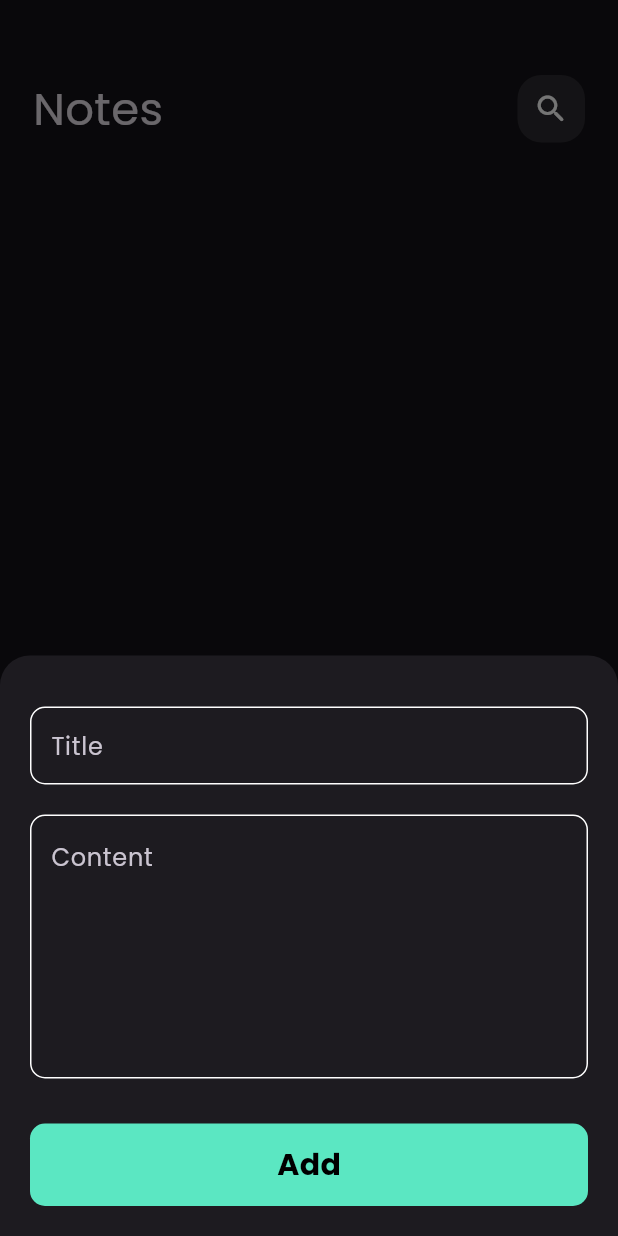
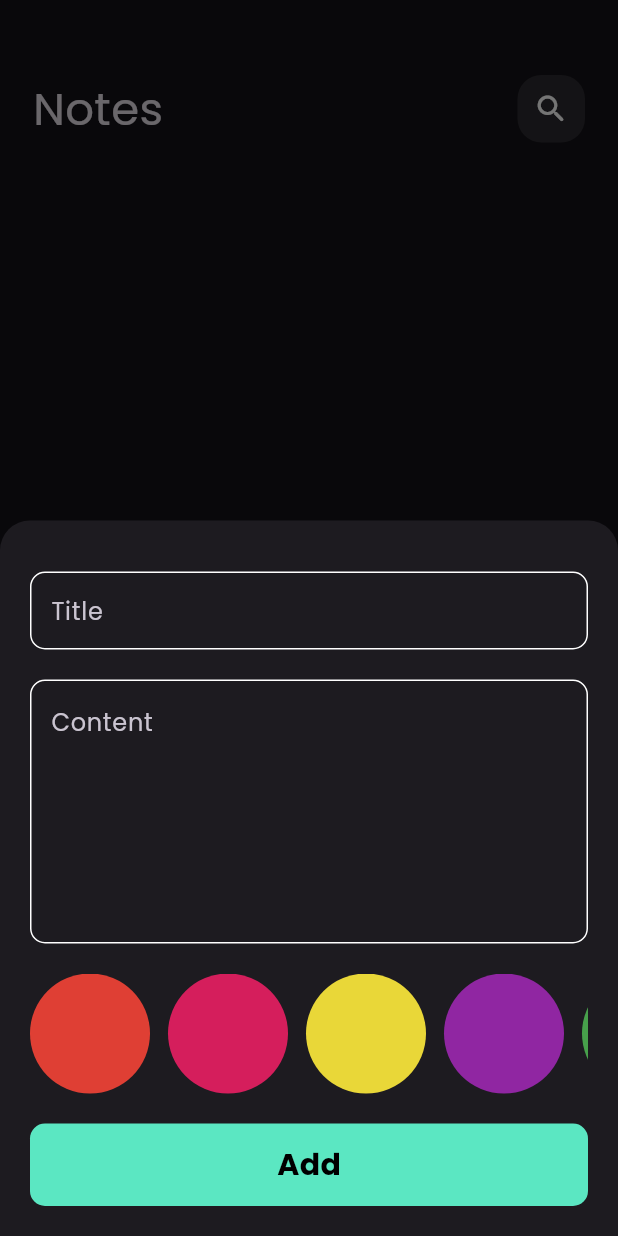
Before and after one commit to HazemAhmed677/notes-app, a Flutter app: the screen it shows after launch, after a tap on the "add" icon, on a phone screen of 412 x 824 dp. Run offline on Flutter 3.47's test engine with Material 3 defaults, Android fonts, the phone set to English and light mode, and no system bars; our stand-ins replace flutter_bloc, font_awesome_flutter, hive, hive_flutter; accounts and stored records are empty.

Commit message:
add colors list to bottom sheet

```diff
--- a/lib/main.dart
+++ b/lib/main.dart
@@ -3,7 +3,6 @@ import 'package:flutter_bloc/flutter_bloc.dart';
 import 'package:hive_flutter/adapters.dart';
 import 'package:hive_flutter/hive_flutter.dart';
 import 'package:notes_app/constants.dart';
-import 'package:notes_app/cubits/add_note_cubit/add_note_cubit.dart';
 import 'package:notes_app/cubits/notes_cubit/notes_cubit.dart';
 import 'package:notes_app/models/note_model.dart';
 import 'package:notes_app/simple_bloc_observer.dart';
--- a/lib/models/note_model.dart
+++ b/lib/models/note_model.dart
@@ -4,13 +4,13 @@ part 'note_model.g.dart';
 @HiveType(typeId: 0)
 class NoteModel extends HiveObject {
   @HiveField(0)
-  final String title;
+  String title;
   @HiveField(1)
-  final String subTitle;
+  String subTitle;
   @HiveField(2)
   final int color;
   @HiveField(3)
-  final String date;
+  String date;
 
   NoteModel({
     required this.title,
--- a/lib/views/notes_view.dart
+++ b/lib/views/notes_view.dart
@@ -1,6 +1,4 @@
 import 'package:flutter/material.dart';
-import 'package:flutter_bloc/flutter_bloc.dart';
-import 'package:notes_app/cubits/notes_cubit/notes_cubit.dart';
 import 'package:notes_app/widgets/custom_floating_action_button.dart';
 import 'package:notes_app/widgets/note_view_body.dart';
 
--- a/lib/widgets/add_button.dart
+++ b/lib/widgets/add_button.dart
@@ -3,7 +3,6 @@ import 'package:flutter_bloc/flutter_bloc.dart';
 import 'package:notes_app/constants.dart';
 import 'package:notes_app/cubits/add_note_cubit/add_note_cubit.dart';
 import 'package:notes_app/cubits/add_note_cubit/add_note_states.dart';
-import 'package:notes_app/cubits/notes_cubit/notes_cubit.dart';
 
 class AddButton extends StatelessWidget {
   const AddButton({
--- a/lib/widgets/add_note.dart
+++ b/lib/widgets/add_note.dart
@@ -2,10 +2,10 @@ import 'package:flutter/material.dart';
 import 'package:flutter_bloc/flutter_bloc.dart';
 import 'package:notes_app/constants.dart';
 import 'package:notes_app/cubits/add_note_cubit/add_note_cubit.dart';
-import 'package:notes_app/cubits/notes_cubit/notes_cubit.dart';
 import 'package:notes_app/models/note_model.dart';
 import 'package:notes_app/widgets/add_button.dart';
 import 'package:notes_app/widgets/custom_text_form_field.dart';
+import 'package:notes_app/widgets/list_of_colors.dart';
 
 class AddNote extends StatefulWidget {
   const AddNote({
@@ -66,7 +66,11 @@ class _AddNoteState extends State<AddNote> {
               top: 32,
             ),
             const SizedBox(
-              height: 30,
+              height: 20,
+            ),
+            const ListOfColors(),
+            const SizedBox(
+              height: 20,
             ),
             Padding(
               padding: const EdgeInsets.only(bottom: 20),
--- a/lib/widgets/custom_appbar.dart
+++ b/lib/widgets/custom_appbar.dart
@@ -1,9 +1,11 @@
 import 'package:flutter/material.dart';
 
 class CustomAppBar extends StatelessWidget {
-  const CustomAppBar({super.key, required this.title, required this.icon});
+  const CustomAppBar(
+      {super.key, required this.title, required this.icon, this.onTap});
   final String title;
   final IconData? icon;
+  final VoidCallback? onTap;
   @override
   Widget build(BuildContext context) {
     return Padding(
@@ -26,7 +28,7 @@ class CustomAppBar extends StatelessWidget {
                 ),
               ),
               InkWell(
-                onTap: () {},
+                onTap: onTap,
                 borderRadius: BorderRadius.circular(16),
                 child: Container(
                   height: 45,
--- a/lib/widgets/custom_floating_action_button.dart
+++ b/lib/widgets/custom_floating_action_button.dart
@@ -15,6 +15,7 @@ class CustomFloatingActionButton extends StatelessWidget {
       child: IconButton(
         onPressed: () {
           showModalBottomSheet(
+            clipBehavior: Clip.hardEdge,
             isScrollControlled: true,
             sheetAnimationStyle: AnimationStyle(
               curve: Curves.easeIn,
--- a/lib/widgets/custom_text_form_field.dart
+++ b/lib/widgets/custom_text_form_field.dart
@@ -9,15 +9,19 @@ class CustomTextFormField extends StatelessWidget {
     this.top = 0,
     this.validator,
     this.onSaved,
+    this.onChanged,
   });
+
   final String hint;
   final int maxLines;
   final double top;
   final String? Function(String?)? validator;
   final Function(String?)? onSaved;
+  final Function(String)? onChanged;
   @override
   Widget build(BuildContext context) {
     return TextFormField(
+      onChanged: onChanged,
       onSaved: onSaved,
       validator: validator,
       maxLines: maxLines,
--- /dev/null
+++ b/lib/widgets/list_of_colors.dart
@@ -0,0 +1,49 @@
+import 'package:flutter/material.dart';
+
+class ListOfColors extends StatefulWidget {
+  const ListOfColors({super.key});
+
+  @override
+  State<ListOfColors> createState() => _ListOfColorsState();
+}
+
+class _ListOfColorsState extends State<ListOfColors> {
+  List<Color> colorsList = [
+    Colors.red,
+    Colors.pink,
+    Colors.yellow,
+    Colors.purple,
+    Colors.green,
+    Colors.white,
+    Colors.black,
+  ];
+  int index = 0;
+  @override
+  Widget build(BuildContext context) {
+    return SizedBox(
+      height: 80,
+      child: ListView.builder(
+        itemCount: colorsList.length,
+        scrollDirection: Axis.horizontal,
+        itemBuilder: (context, index) {
+          return (index < colorsList.length - 1)
+              ? Padding(
+                  padding: const EdgeInsets.only(right: 12),
+                  child: InkWell(
+                    borderRadius: BorderRadius.circular(90),
+                    onTap: () {},
+                    child: CircleAvatar(
+                      radius: 40,
+                      backgroundColor: colorsList[index].withOpacity(0.9),
+                    ),
+                  ),
+                )
+              : CircleAvatar(
+                  radius: 40,
+                  backgroundColor: colorsList[index].withOpacity(0.9),
+                );
+        },
+      ),
+    );
+  }
+}
--- a/lib/widgets/notes_list_view.dart
+++ b/lib/widgets/notes_list_view.dart
@@ -5,18 +5,13 @@ import 'package:notes_app/cubits/notes_cubit/notes_states.dart';
 import 'package:notes_app/models/note_model.dart';
 import 'package:notes_app/widgets/note_item.dart';
 
-class NotesListView extends StatefulWidget {
-  NotesListView({
+class NotesListView extends StatelessWidget {
+  const NotesListView({
     super.key,
     required this.notes,
   });
-  List<NoteModel>? notes;
+  final List<NoteModel>? notes;
 
-  @override
-  State<NotesListView> createState() => _NotesListViewState();
-}
-
-class _NotesListViewState extends State<NotesListView> {
   @override
   Widget build(BuildContext context) {
     return BlocBuilder<NotesCubit, NotesStates>(
@@ -24,14 +19,14 @@ class _NotesListViewState extends State<NotesListView> {
         return (state is SuccessState)
             ? ListView.builder(
                 padding: EdgeInsets.zero,
-                itemCount: widget.notes?.length ?? 0,
+                itemCount: notes?.length ?? 0,
                 itemBuilder: (context, index) => Padding(
                   padding: const EdgeInsets.only(
                     bottom: 5,
                     top: 4,
                   ),
                   child: NoteItem(
-                    note: widget.notes![index],
+                    note: notes![index],
                   ),
                 ),
               )
```
Also changed, not shown: lib/views/edit_note.dart (+32 -9 lines), lib/widgets/note_item.dart (+14 -15 lines).
